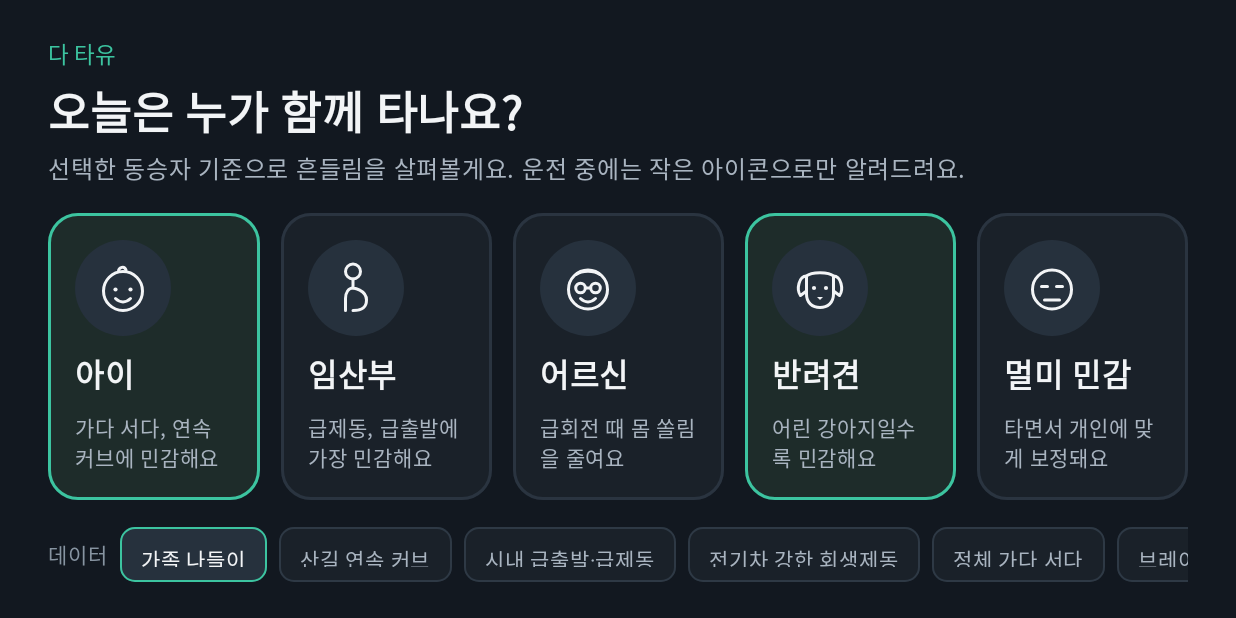
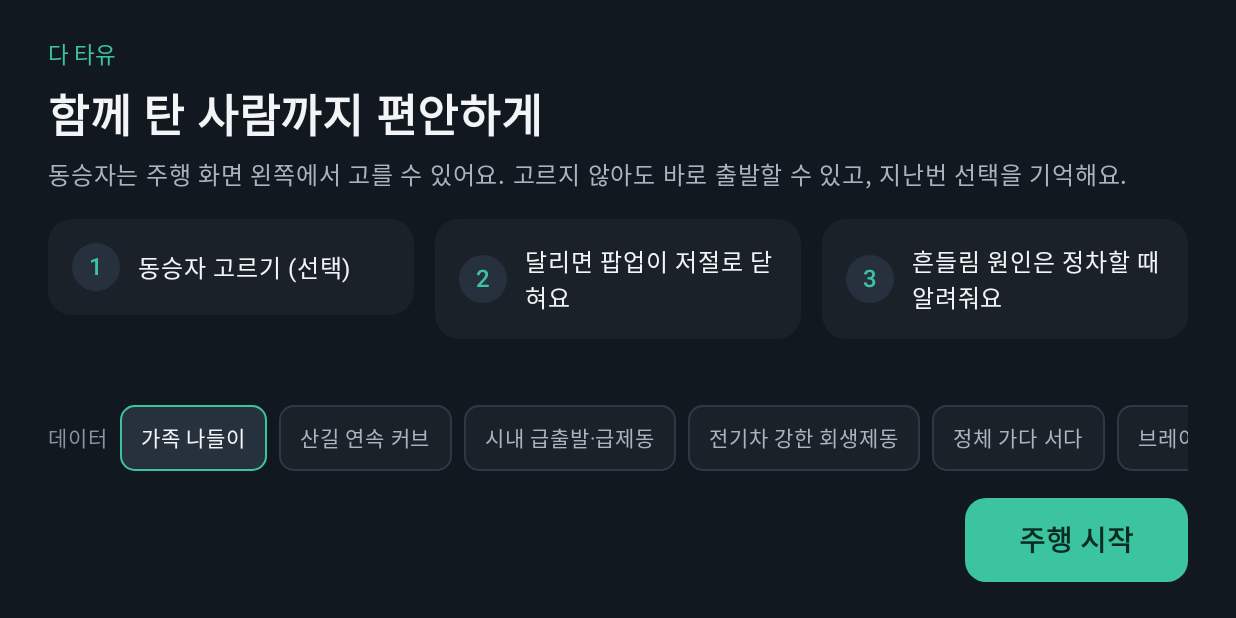
Before and after one commit to YD-team-account/data-you, an Android app built with Jetpack Compose: the screen it shows after launch (MainActivity), on a phone screen of 824 x 412 dp (held sideways). Run offline under Robolectric (Android 15) with nearby library versions, the phone set to English and light mode, and no system bars; pictures from the network do not load.

Commit message:
Passenger popup on the left of the drive screen
- Start screen only picks data; passengers are optional (default: general passenger)
- Popup sits on the driver's side, remembers the last choice, closes itself at 5 km/h
- Replay waits for the popup; live data starts right away
- 60 tests (popup snapshot, passenger store)

Co-Authored-By: Claude Opus 5.5 <noreply@anthropic.com>
Claude-Session: https://claude.ai/code/session_01BbDhi5dqPA6j65TagedgLk

```diff
--- a/app/src/main/kotlin/team/datayou/app/DataYouActions.kt
+++ b/app/src/main/kotlin/team/datayou/app/DataYouActions.kt
@@ -4,7 +4,10 @@ import team.datayou.engine.model.PassengerType
 
 /** 화면에서 호출하는 동작. ViewModel이 구현하고, 화면 스크린샷 테스트에서는 빈 구현을 쓴다. */
 interface DataYouActions {
+    /** 동승자 팝업(주행 화면 왼쪽)에서 동승자 켜고 끄기. 바로 저장된다. */
     fun togglePassenger(type: PassengerType)
+    /** 동승자 팝업 닫기 (확인·건너뛰기). 차가 움직이면 자동으로도 닫힌다. */
+    fun closePassengerPanel() {}
     fun selectScenario(asset: String)
     fun setLive(live: Boolean)
     fun startTrip()
--- /dev/null
+++ b/app/src/main/kotlin/team/datayou/app/data/PassengerStore.kt
@@ -0,0 +1,20 @@
+package team.datayou.app.data
+
+import android.content.Context
+import team.datayou.engine.model.PassengerType
+
+/** 마지막으로 고른 동승자를 기억한다. 다음 주행의 동승자 팝업이 이 값으로 열린다. */
+class PassengerStore(context: Context) {
+    private val prefs = context.applicationContext.getSharedPreferences("datayou_passengers", Context.MODE_PRIVATE)
+
+    fun load(): Set<PassengerType> =
+        prefs.getString(KEY, null).orEmpty().split(',')
+            .mapNotNull { n -> PassengerType.entries.firstOrNull { it.name == n } }
+            .toSet()
+
+    fun save(selected: Set<PassengerType>) {
+        prefs.edit().putString(KEY, selected.sortedBy { it.ordinal }.joinToString(",") { it.name }).apply()
+    }
+
+    private companion object { const val KEY = "selected" }
+}
--- a/app/src/main/kotlin/team/datayou/app/ui/StartScreen.kt
+++ b/app/src/main/kotlin/team/datayou/app/ui/StartScreen.kt
@@ -17,12 +17,10 @@ import androidx.compose.foundation.layout.size
 import androidx.compose.foundation.rememberScrollState
 import androidx.compose.foundation.shape.CircleShape
 import androidx.compose.foundation.shape.RoundedCornerShape
-import androidx.compose.foundation.selection.toggleable
 import androidx.compose.material3.Text
 import androidx.compose.runtime.Composable
 import androidx.compose.ui.Alignment
 import androidx.compose.ui.Modifier
-import androidx.compose.ui.graphics.Color
 import androidx.compose.ui.semantics.Role
 import androidx.compose.ui.text.font.FontWeight
 import androidx.compose.ui.unit.dp
@@ -30,42 +28,38 @@ import androidx.compose.ui.unit.sp
 import team.datayou.app.DataYouActions
 import team.datayou.app.Screen
 import team.datayou.app.data.ReplayDataSource
-import team.datayou.engine.model.GaugeLevel
-import team.datayou.engine.model.PassengerType
 
-private val SELECTABLE = listOf(
-    PassengerType.CHILD, PassengerType.PREGNANT, PassengerType.SENIOR, PassengerType.DOG, PassengerType.SENSITIVE_ADULT,
-)
-
+/**
+ * 출발 화면. 시연용 데이터만 고르고 바로 주행 화면으로 간다.
+ * 동승자는 주행 화면 왼쪽 팝업에서 고르며(고르지 않아도 됨), 지난번 선택을 기억한다.
+ */
 @Composable
 fun StartScreen(s: Screen.Start, vm: DataYouActions) {
     Column(
         Modifier.fillMaxSize().background(Palette.bg).padding(horizontal = 32.dp, vertical = 24.dp),
         verticalArrangement = Arrangement.spacedBy(18.dp),
     ) {
-        Column(verticalArrangement = Arrangement.spacedBy(4.dp)) {
+        Column(verticalArrangement = Arrangement.spacedBy(6.dp)) {
             Text("다 타유", color = Palette.comfort, fontSize = 15.sp, fontWeight = FontWeight.Medium)
-            Text("오늘은 누가 함께 타나요?", color = Palette.text, fontSize = 30.sp, fontWeight = FontWeight.SemiBold)
-            Text("선택한 동승자 기준으로 흔들림을 살펴볼게요. 운전 중에는 작은 아이콘으로만 알려드려요.", color = Palette.muted, fontSize = 16.sp)
+            Text("함께 탄 사람까지 편안하게", color = Palette.text, fontSize = 30.sp, fontWeight = FontWeight.SemiBold)
+            Text("동승자는 주행 화면 왼쪽에서 고를 수 있어요. 고르지 않아도 바로 출발할 수 있고, 지난번 선택을 기억해요.", color = Palette.muted, fontSize = 16.sp)
         }
 
         Row(Modifier.fillMaxWidth(), horizontalArrangement = Arrangement.spacedBy(14.dp)) {
-            SELECTABLE.forEach { type ->
-                val on = type in s.selected
-                Column(
-                    Modifier
-                        .weight(1f)
-                        .background(if (on) Color(0xFF1E2C2A) else Palette.surface, RoundedCornerShape(20.dp))
-                        .border(2.dp, if (on) Palette.comfort else Color(0xFF2A3440), RoundedCornerShape(20.dp))
-                        .toggleable(value = on, role = Role.Checkbox) { vm.togglePassenger(type) }
-                        .padding(18.dp),
-                    verticalArrangement = Arrangement.spacedBy(10.dp),
+            listOf(
+                "1" to "동승자 고르기 (선택)",
+                "2" to "달리면 팝업이 저절로 닫혀요",
+                "3" to "흔들림 원인은 정차할 때 알려줘요",
+            ).forEach { (n, t) ->
+                Row(
+                    Modifier.weight(1f).background(Palette.surface, RoundedCornerShape(16.dp)).padding(16.dp),
+                    verticalAlignment = Alignment.CenterVertically,
+                    horizontalArrangement = Arrangement.spacedBy(12.dp),
                 ) {
-                    Box(Modifier.size(64.dp).background(Palette.surface2, CircleShape), contentAlignment = Alignment.Center) {
-                        PassengerFace(type, GaugeLevel.COMFORT, Modifier.size(40.dp))
+                    Box(Modifier.size(32.dp).background(Palette.surface2, CircleShape), contentAlignment = Alignment.Center) {
+                        Text(n, color = Palette.comfort, fontSize = 16.sp, fontWeight = FontWeight.SemiBold)
                     }
-                    Text(type.label.removeSuffix(" 동승자"), color = Palette.text, fontSize = 21.sp, fontWeight = FontWeight.SemiBold)
-                    Text(type.note(), color = Palette.muted, fontSize = 14.sp, lineHeight = 20.sp)
+                    Text(t, color = Palette.text, fontSize = 16.sp)
                 }
             }
         }
@@ -85,21 +79,15 @@ fun StartScreen(s: Screen.Start, vm: DataYouActions) {
             Pill("실시간 차량 데이터", selected = s.live) { vm.setLive(true) }
         }
 
-        Row(Modifier.fillMaxWidth(), verticalAlignment = Alignment.CenterVertically, horizontalArrangement = Arrangement.SpaceBetween) {
-            Text(
-                if (s.selected.isEmpty()) "동승자를 한 명 이상 골라주세요"
-                else "${s.selected.size}명 선택됨 · 가장 힘든 동승자 한 명만 운전 화면에 표시돼요",
-                color = Palette.muted, fontSize = 15.sp,
-            )
-            val enabled = s.selected.isNotEmpty()
+        Row(Modifier.fillMaxWidth(), verticalAlignment = Alignment.CenterVertically, horizontalArrangement = Arrangement.End) {
             Box(
                 Modifier
                     .heightIn(min = 56.dp)
-                    .background(if (enabled) Palette.comfort else Palette.surface2, RoundedCornerShape(14.dp))
-                    .clickable(enabled = enabled, role = Role.Button) { vm.startTrip() }
+                    .background(Palette.comfort, RoundedCornerShape(14.dp))
+                    .clickable(role = Role.Button) { vm.startTrip() }
                     .padding(horizontal = 36.dp, vertical = 14.dp),
                 contentAlignment = Alignment.Center,
-            ) { Text("이대로 출발", color = if (enabled) Palette.onComfort else Palette.faint, fontSize = 19.sp, fontWeight = FontWeight.SemiBold) }
+            ) { Text("주행 시작", color = Palette.onComfort, fontSize = 19.sp, fontWeight = FontWeight.SemiBold) }
         }
     }
 }
```
Also changed, not shown: app/src/main/kotlin/team/datayou/app/DataYouViewModel.kt (+42 -10 lines), app/src/main/kotlin/team/datayou/app/ui/DriveScreen.kt (+6 -3 lines), app/src/main/kotlin/team/datayou/app/ui/PassengerPanel.kt (added, +90 -0 lines), 9 other files.
